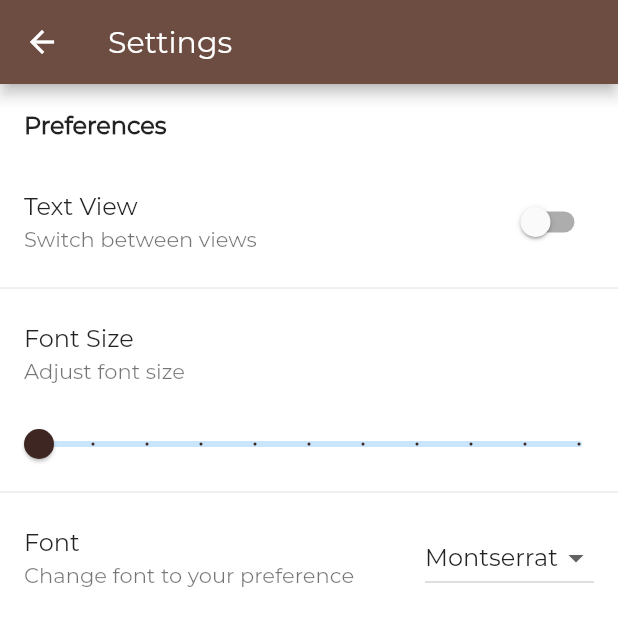
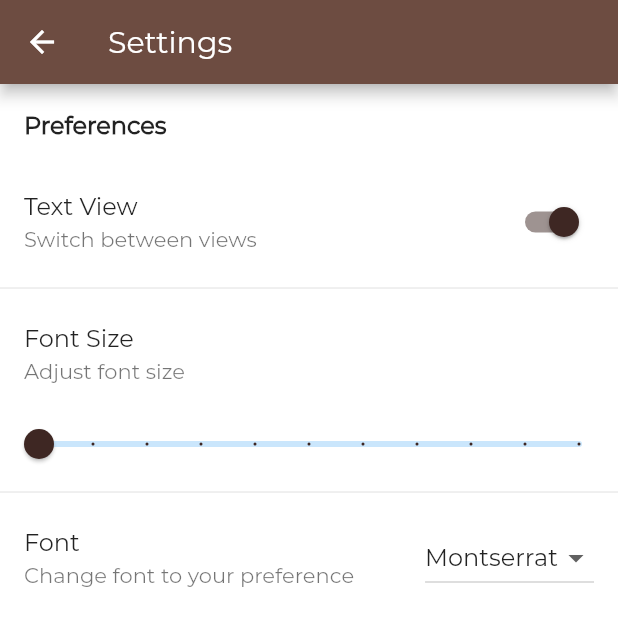
Before and after one commit to dpolowood/flutter-pocket-bible, a Flutter app: the SettingsPage screen opened directly with empty values, after a tap on "Text View", on a phone screen of 412 x 824 dp, the top half of it. Run offline on Flutter 3.47's test engine with Material 2 defaults, Android fonts, the phone set to English and light mode, and no system bars; our stand-ins replace shared_preferences, sqflite; accounts and stored records are empty.

Commit message:
fixed variables in shared preferences

```diff
--- a/lib/bloc/bible_bloc.dart
+++ b/lib/bloc/bible_bloc.dart
@@ -16,11 +16,13 @@ class BibleBloc with ChangeNotifier {
 
   Map linkedList = Map();
   Map secondLinkedList = Map();
-  var theme = 'brown';
-  var font = 'Montserrat';
-  var overlineValue = 8.0;
-  double slider = 0.0;
-  var fontSizeValue = 14.0;
+  var _theme = 'brown';
+  var _font = 'Montserrat';
+  var _overline = 8.0;
+  double _slider = 0.0;
+  var _fontSize = 14.0;
+  var _textView = "\n";
+  var _viewSlider = true;
 
   BibleBloc() {
     bookValue = "10";
@@ -30,39 +32,39 @@ class BibleBloc with ChangeNotifier {
     getValueSP();
   }
 
-  Future addFontSizetoSP() async {
+  Future addFontSizetoSP(newFontSize) async {
     SharedPreferences prefs = await SharedPreferences.getInstance();
 
-    prefs.setDouble('fontSize', fontSizeValue);
+    prefs.setDouble('fontSize', newFontSize);
   }
 
-  Future addFonttoSP() async {
+  Future addFonttoSP(newFont) async {
     SharedPreferences prefs = await SharedPreferences.getInstance();
 
-    prefs.setString('font', font);
+    prefs.setString('font', newFont);
   }
 
-  Future addThemetoSP() async {
+  Future addThemetoSP(newTheme) async {
     SharedPreferences prefs = await SharedPreferences.getInstance();
 
-    prefs.setString('theme', theme);
+    prefs.setString('theme', newTheme);
   }
 
-  Future addTextViewtoSP() async {
+  Future addTextViewtoSP(newView) async {
     SharedPreferences prefs = await SharedPreferences.getInstance();
 
-    prefs.setBool('textBoxMarker', textBoxMarker);
+    prefs.setBool('textBoxMarker', newView);
   }
 
   Future getValueSP() async {
     SharedPreferences prefs = await SharedPreferences.getInstance();
 
     if (prefs.containsKey('fontSize') == true) {
-      fontSizeValue = prefs.getDouble('fontSize');
-      slider = fontSizeValue - 14;
+      _fontSize = prefs.getDouble('fontSize');
+      _slider = _fontSize - 14;
     }
     if (prefs.containsKey('textBoxMarker') == true) {
-      textBoxMarker = prefs.getBool('textBoxMarker');
+      viewSlider = prefs.getBool('textBoxMarker');
     }
     if (prefs.containsKey('font') == true) {
       font = prefs.getString('font');
@@ -72,39 +74,63 @@ class BibleBloc with ChangeNotifier {
     }
   }
 
-  void changeTheme(newTheme) {
-    theme = newTheme;
+  set theme(newTheme) {
+    _theme = newTheme;
 
-    addThemetoSP();
+    addThemetoSP(_theme);
 
     notifyListeners();
   }
 
-  void changeFont(newFont) {
-    font = newFont;
+  set font(newFont) {
+    _font = newFont;
 
-    addFonttoSP();
+    addFonttoSP(_font);
 
     notifyListeners();
   }
 
-  void changeSlider(double newSlider) {
-    slider = newSlider;
-    setFontSize();
+  set slider(newSlider) {
+    _slider = newSlider;
+    fontSize = _slider + 14.0;
     notifyListeners();
   }
 
-  void setFontSize() {
-    fontSizeValue = slider + 14.0;
+  set fontSize(newFontSize) {
+    _fontSize = newFontSize;
 
-    addFontSizetoSP();
+    addFontSizetoSP(_fontSize);
+
+    notifyListeners();
   }
 
-  String get fontFamily => font;
-  double get sliderValue => slider;
-  double get fontSize => fontSizeValue;
-  double get overline => overlineValue;
-  String get currentTheme => theme;
+  set viewSlider(newSlider) {
+    _viewSlider = newSlider;
+
+    if (newSlider == true) {
+      _textView = "\n";
+    } else {
+      _textView = "";
+    }
+
+    addTextViewtoSP(_viewSlider);
+
+    notifyListeners();
+  }
+
+  set textView(newView) {
+    _textView = newView;
+
+    notifyListeners();
+  }
+
+  bool get viewSlider => _viewSlider;
+  String get textView => _textView;
+  String get font => _font;
+  double get slider => _slider;
+  double get fontSize => _fontSize;
+  double get overline => _overline;
+  String get theme => _theme;
 
   getBookValue() => bookValue;
   getChapterValue() => chapterValue;
@@ -252,25 +278,6 @@ class BibleBloc with ChangeNotifier {
     return resultsList;
   }
 
-  bool textBoxMarker = true;
-  var textView = "\n";
-
-  changeView(bool value) {
-    if (textBoxMarker == true) {
-      textBoxMarker = false;
-      textView = "";
-    } else {
-      textBoxMarker = true;
-      textView = "\n";
-    }
-
-    addTextViewtoSP();
-
-    notifyListeners();
-  }
-
-  getTextBoxMarker() => textBoxMarker;
-
   swipeResults(start, update, smallSwipe, longSwipe) {
     if ((start - update) > smallSwipe && (start - update) < longSwipe) {
       nextChapter();
--- a/lib/main.dart
+++ b/lib/main.dart
@@ -25,7 +25,7 @@ class MyApp extends StatelessWidget {
   }
 
   ThemeData getCustomTheme(bibleState) {
-    var theme = bibleState.currentTheme;
+    var theme = bibleState.theme;
     switch (theme) {
       case 'softGreen':
         return softGreen(bibleState);
@@ -46,7 +46,7 @@ class MyApp extends StatelessWidget {
           display1: TextStyle(fontSize: bibleState.fontSize),
           display4: TextStyle(backgroundColor: Colors.deepPurple.shade400, fontSize: bibleState.fontSize),
         ),
-        fontFamily: bibleState.fontFamily,
+        fontFamily: bibleState.font,
         accentColor: Colors.deepPurple,
         textSelectionColor: Colors.deepPurple.shade800,
         textSelectionHandleColor: Colors.deepPurple.shade400,
@@ -62,7 +62,7 @@ class MyApp extends StatelessWidget {
           display4: TextStyle(backgroundColor: Colors.green.shade400, fontSize: bibleState.fontSize),
         ),
         brightness: Brightness.light,
-        fontFamily: bibleState.fontFamily,
+        fontFamily: bibleState.font,
         textSelectionHandleColor: Colors.green.shade400,
         textSelectionColor: Colors.green.shade100,
       );
@@ -78,7 +78,7 @@ class MyApp extends StatelessWidget {
         primaryColor: Colors.brown.shade600,
         accentColor: Colors.brown.shade900,
         canvasColor: Colors.white,
-        fontFamily: bibleState.fontFamily,
+        fontFamily: bibleState.font,
         textSelectionColor: Colors.brown.shade100,
         textSelectionHandleColor: Colors.brown.shade400,
       );
@@ -92,7 +92,7 @@ class MyApp extends StatelessWidget {
           button: TextStyle(color: Colors.black),
           display4: TextStyle(backgroundColor: Colors.indigo.shade200, fontSize: bibleState.fontSize),
         ),
-        fontFamily: bibleState.fontFamily,
+        fontFamily: bibleState.font,
         textSelectionHandleColor: Colors.indigo.shade400,
         textSelectionColor: Colors.indigo.shade200,
       );
--- a/lib/screens/bible_homepage.dart
+++ b/lib/screens/bible_homepage.dart
@@ -18,9 +18,11 @@ class BibleHomePage extends StatelessWidget {
     var startPosition;
     var updatePosition;
 
+    // TODO: navigate to original page to activate SliverToolbar
+
     return Scaffold(
       body: CustomScrollView(
-        controller: bibleState.getScrollController(),
+        controller: bibleState.myScrollController,
         slivers: <Widget>[
           SliverAppBar(
             pinned: false,
--- a/lib/screens/settings_page.dart
+++ b/lib/screens/settings_page.dart
@@ -33,10 +33,9 @@ class _SettingsPageState extends State<SettingsPage> {
             activeColor: Theme.of(context).accentColor,
             title: Text("Text View"),
             subtitle: Text("Switch between views"),
-            value: bibleState.getTextBoxMarker(),
-            onChanged: (bool _value) {
-              bibleState.changeView(_value);
-              setState(() {});
+            value: bibleState.viewSlider,
+            onChanged: (bool newView) {
+              bibleState.viewSlider = newView;
             },
           ),
           Divider(
@@ -50,11 +49,11 @@ class _SettingsPageState extends State<SettingsPage> {
             activeColor: Theme.of(context).accentColor,
             min: 0.0,
             max: 10.0,
-            label: "${bibleState.sliderValue.toInt() + 14}",
+            label: "${bibleState.slider.toInt() + 14}",
             divisions: 10,
-            value: bibleState.sliderValue,
+            value: bibleState.slider,
             onChanged: (double newSlider) {
-              bibleState.changeSlider(newSlider);
+              bibleState.slider = newSlider;
             },
           ),
           Divider(),
@@ -62,7 +61,7 @@ class _SettingsPageState extends State<SettingsPage> {
             title: Text("Font"),
             subtitle: Text("Change font to your preference"),
             trailing: DropdownButton(
-              value: bibleState.fontFamily,
+              value: bibleState.font,
               items: [
                 DropdownMenuItem(
                   value: 'Montserrat',
@@ -77,8 +76,8 @@ class _SettingsPageState extends State<SettingsPage> {
                   child: Text('Roboto'),
                 )
               ],
-              onChanged: (newFont) {
-                bibleState.changeFont(newFont);
+              onChanged: (String newFont) {
+                bibleState.font = newFont;
               },
             ),
           ),
@@ -87,7 +86,7 @@ class _SettingsPageState extends State<SettingsPage> {
             title: Text("Theme"),
             subtitle: Text("Change theme"),
             trailing: DropdownButton(
-              value: bibleState.currentTheme,
+              value: bibleState.theme,
               items: [
                 DropdownMenuItem(
                   value: 'softGreen',
@@ -106,8 +105,8 @@ class _SettingsPageState extends State<SettingsPage> {
                   child: Text('Dark'),
                 ),
               ],
-              onChanged: (newValue) {
-                bibleState.changeTheme(newValue);
+              onChanged: (String newTheme) {
+                bibleState.theme = newTheme;
               },
             ),
           ),
--- a/pubspec.yaml
+++ b/pubspec.yaml
@@ -22,7 +22,7 @@ dependencies:
   provider: ^3.0.0+1
   sqflite: ^1.1.6
   path: ^1.1.2
-  shared_preferences: ^0.5.3+4
+  shared_preferences: ^0.5.6+3
   cupertino_icons: ^0.1.2
   webview_flutter: ^0.3.3
   package_info: ^0.4.0+9
```
Also changed, not shown: pubspec.lock.
